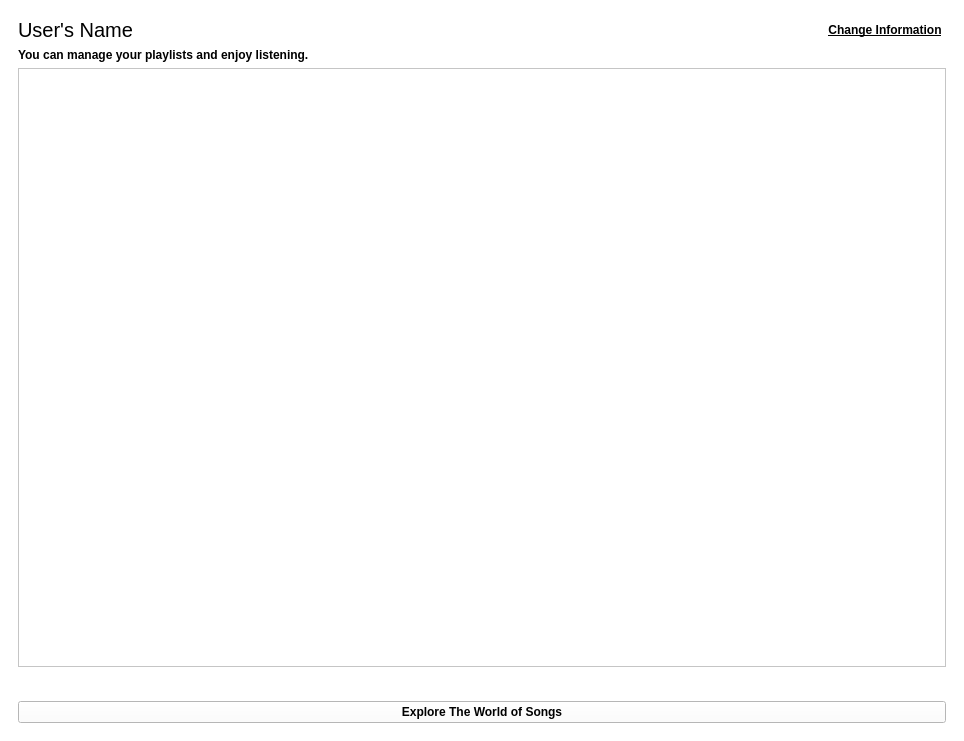
Before: the Qt Designer form ui/panels/userpanel.ui in amirmohsen1384/Mockingbird, drawn with Qt 5.
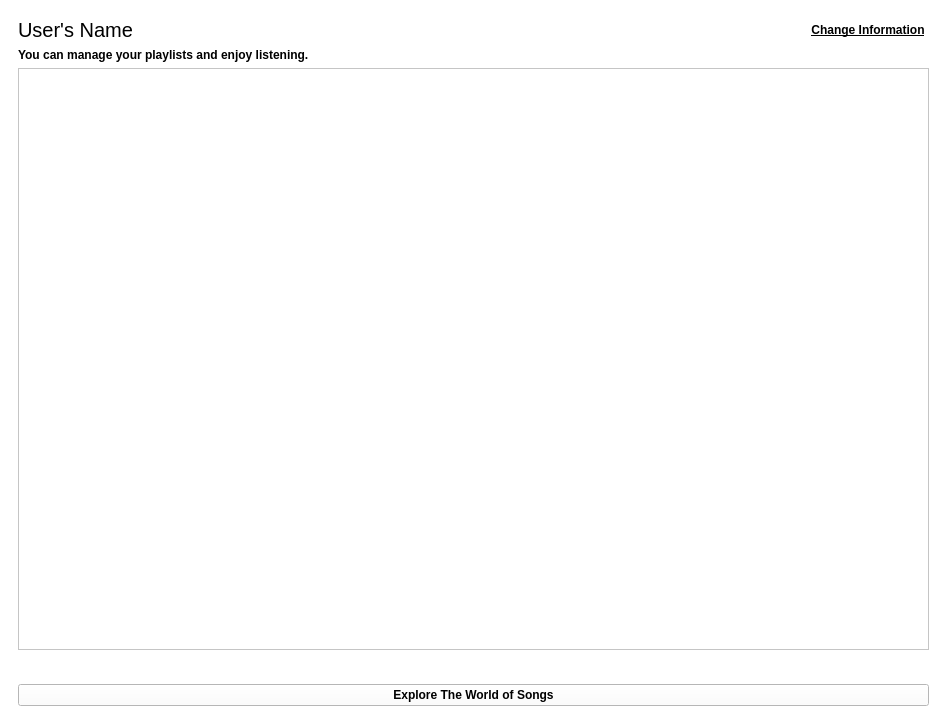
After: the same form once the commit is applied. Icons and pictures are not drawn.

Commit message: Completed the user panel

Diff of the .ui file:
```diff
--- a/ui/panels/userpanel.ui
+++ b/ui/panels/userpanel.ui
@@ -6,8 +6,8 @@
    <rect>
     <x>0</x>
     <y>0</y>
-    <width>964</width>
-    <height>741</height>
+    <width>947</width>
+    <height>724</height>
    </rect>
   </property>
   <property name="windowTitle">
```
Left out of the diff: 14 changed lines with no effect on the pictures. The commit also changes 1 other file.
